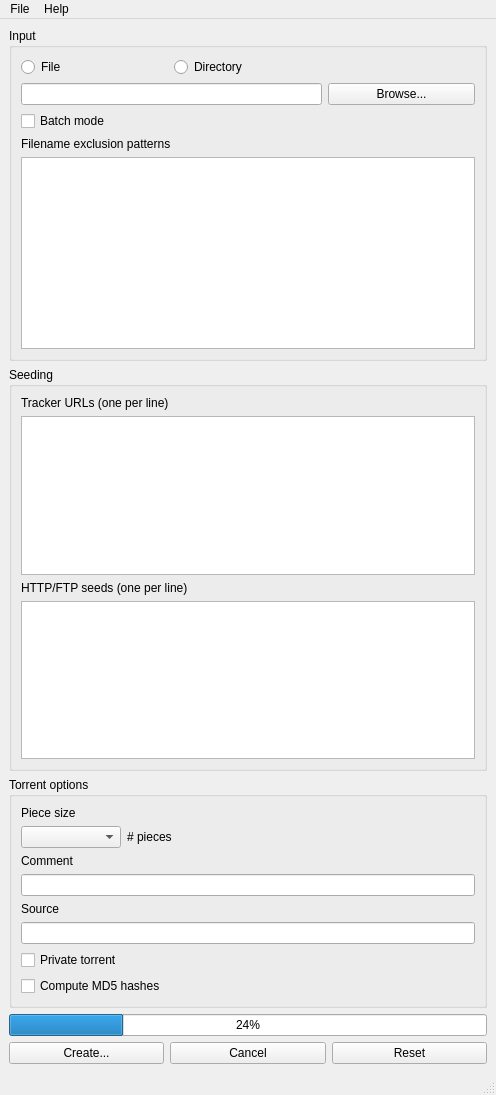
Before: the Qt Designer form dottorrentGUI/mainwindow.ui in kz26/dottorrent-gui, drawn with Qt 5.
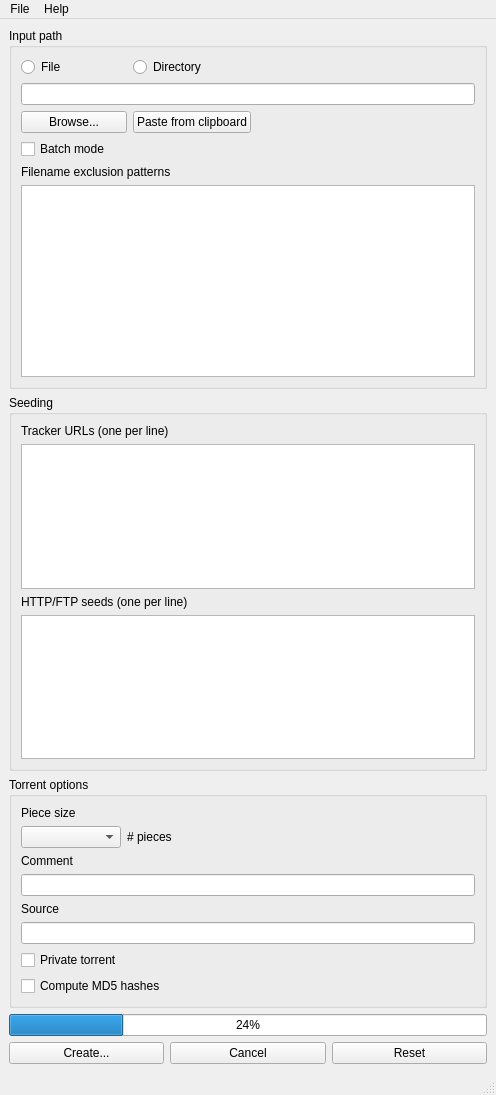
After: the same form once the commit is applied.

Commit message: Implement clipboard paste and file/dir mode persistence

```diff
--- a/dottorrentGUI/mainwindow.ui
+++ b/dottorrentGUI/mainwindow.ui
@@ -30,22 +30,9 @@
        </sizepolicy>
       </property>
       <property name="title">
-       <string>Input</string>
+       <string>Input path</string>
       </property>
       <layout class="QGridLayout" name="gridLayout">
-       <item row="3" column="0" colspan="3">
-        <widget class="QLabel" name="excludeLabel">
-         <property name="sizePolicy">
-          <sizepolicy hsizetype="Preferred" vsizetype="Fixed">
-           <horstretch>0</horstretch>
-           <verstretch>0</verstretch>
-          </sizepolicy>
-         </property>
-         <property name="text">
-          <string>Filename exclusion patterns</string>
-         </property>
-        </widget>
-       </item>
        <item row="0" column="0">
         <widget class="QRadioButton" name="fileRadioButton">
          <property name="sizePolicy">
@@ -59,7 +46,7 @@
          </property>
         </widget>
        </item>
-       <item row="2" column="0">
+       <item row="3" column="0">
         <widget class="QCheckBox" name="batchModeCheckBox">
          <property name="toolTip">
           <string>&lt;html&gt;&lt;head/&gt;&lt;body&gt;&lt;p&gt;If enabled, a torrent will be created for each directory and file one level below the input directory. The piece size for each torrent will be determined automatically.&lt;/p&gt;&lt;/body&gt;&lt;/html&gt;</string>
@@ -82,27 +69,20 @@
          </property>
         </widget>
        </item>
-       <item row="1" column="0" colspan="2">
-        <widget class="QLineEdit" name="inputEdit">
-         <property name="text">
-          <string/>
+       <item row="4" column="0" colspan="4">
+        <widget class="QLabel" name="excludeLabel">
+         <property name="sizePolicy">
+          <sizepolicy hsizetype="Preferred" vsizetype="Fixed">
+           <horstretch>0</horstretch>
+           <verstretch>0</verstretch>
+          </sizepolicy>
          </property>
-         <property name="dragEnabled">
-          <bool>true</bool>
-         </property>
-         <property name="readOnly">
-          <bool>true</bool>
-         </property>
-        </widget>
-       </item>
-       <item row="1" column="2">
-        <widget class="QPushButton" name="browseButton">
          <property name="text">
-          <string>Browse...</string>
+          <string>Filename exclusion patterns</string>
          </property>
         </widget>
        </item>
-       <item row="4" column="0" colspan="3">
+       <item row="5" column="0" colspan="4">
         <widget class="QPlainTextEdit" name="excludeEdit">
          <property name="enabled">
           <bool>true</bool>
@@ -121,6 +101,33 @@
          </property>
         </widget>
        </item>
+       <item row="2" column="0">
+        <widget class="QPushButton" name="browseButton">
+         <property name="text">
+          <string>Browse...</string>
+         </property>
+        </widget>
+       </item>
+       <item row="2" column="1">
+        <widget class="QPushButton" name="pasteButton">
+         <property name="text">
+          <string>Paste from clipboard</string>
+         </property>
+        </widget>
+       </item>
+       <item row="1" column="0" colspan="4">
+        <widget class="QLineEdit" name="inputEdit">
+         <property name="text">
+          <string/>
+         </property>
+         <property name="dragEnabled">
+          <bool>true</bool>
+         </property>
+         <property name="readOnly">
+          <bool>true</bool>
+         </property>
+        </widget>
+       </item>
       </layout>
      </widget>
     </item>
```
The commit also changes 2 other files.
